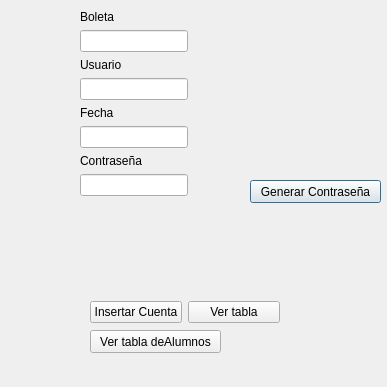
The window that Pruebas/UI/Cuentas.ui (Remv123/DB_SQLite) describes before a commit, drawn with Qt 5.
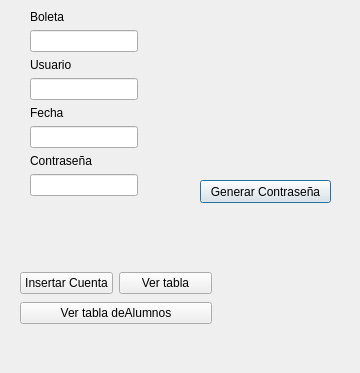
The same window after the commit.

The edit to the form file:
```diff
--- a/Pruebas/UI/Cuentas.ui
+++ b/Pruebas/UI/Cuentas.ui
@@ -6,17 +6,23 @@
    <rect>
     <x>0</x>
     <y>0</y>
-    <width>387</width>
-    <height>387</height>
+    <width>360</width>
+    <height>373</height>
    </rect>
   </property>
+  <property name="maximumSize">
+   <size>
+    <width>360</width>
+    <height>373</height>
+   </size>
+  </property>
   <property name="windowTitle">
    <string>Registrar Cuentas</string>
   </property>
   <widget class="QPushButton" name="Generar">
    <property name="geometry">
     <rect>
-     <x>250</x>
+     <x>200</x>
      <y>180</y>
      <width>131</width>
      <height>23</height>
@@ -29,9 +35,9 @@
   <widget class="QWidget" name="layoutWidget">
    <property name="geometry">
     <rect>
-     <x>80</x>
+     <x>30</x>
      <y>10</y>
-     <width>151</width>
+     <width>171</width>
      <height>241</height>
     </rect>
    </property>
@@ -82,15 +88,17 @@
     </item>
    </layout>
   </widget>
-  <widget class="QWidget" name="layoutWidget">
+  <widget class="QWidget" name="">
    <property name="geometry">
     <rect>
-     <x>90</x>
-     <y>300</y>
-     <width>190</width>
-     <height>25</height>
+     <x>20</x>
+     <y>270</y>
+     <width>192</width>
+     <height>56</height>
     </rect>
    </property>
+   <layout class="QVBoxLayout" name="verticalLayout">
+    <item>
    <layout class="QHBoxLayout" name="horizontalLayout">
     <item>
      <widget class="QPushButton" name="Insertar">
@@ -107,19 +115,15 @@
      </widget>
     </item>
    </layout>
-  </widget>
+    </item>
+    <item>
   <widget class="QPushButton" name="VerAl">
-   <property name="geometry">
-    <rect>
-     <x>90</x>
-     <y>330</y>
-     <width>131</width>
-     <height>23</height>
-    </rect>
-   </property>
    <property name="text">
     <string>Ver tabla deAlumnos</string>
    </property>
+     </widget>
+    </item>
+   </layout>
   </widget>
  </widget>
  <resources/>
```
Left out of the diff: 6 changed lines with no effect on the pictures. Lines whose indentation alone changed are shown as unchanged.
